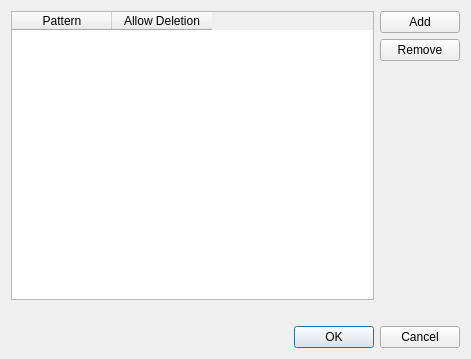
The window that src/gui/ignorelisteditor.ui (nextcloud/desktop) describes before a commit, drawn with Qt 5.
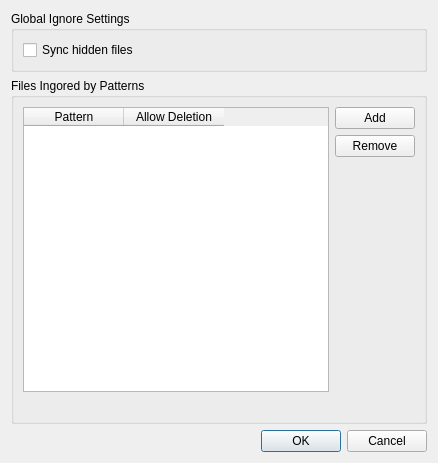
The same window after the commit.

Commit message:
IgnoreListEditor: handle the ignore hidden files checkbox.
Write the setting of the checkbox to all folder definitions.

What changed in the file:
```diff
--- a/src/gui/ignorelisteditor.ui
+++ b/src/gui/ignorelisteditor.ui
@@ -6,48 +6,37 @@
    <rect>
     <x>0</x>
     <y>0</y>
-    <width>471</width>
-    <height>359</height>
+    <width>438</width>
+    <height>463</height>
    </rect>
   </property>
   <property name="windowTitle">
    <string>Ignored Files Editor</string>
   </property>
+  <layout class="QGridLayout" name="gridLayout_3">
+   <item row="0" column="0">
+    <widget class="QGroupBox" name="groupBox">
+     <property name="title">
+      <string>Global Ignore Settings</string>
+     </property>
+     <layout class="QGridLayout" name="gridLayout_2">
+      <item row="0" column="0">
+       <widget class="QCheckBox" name="ignoreHiddenFilesCheckBox">
+        <property name="text">
+         <string>Sync hidden files</string>
+        </property>
+       </widget>
+      </item>
+     </layout>
+    </widget>
+   </item>
+   <item row="1" column="0">
+    <widget class="QGroupBox" name="groupBox_2">
+     <property name="title">
+      <string>Files Ingored by Patterns</string>
+     </property>
   <layout class="QGridLayout" name="gridLayout">
-   <item row="5" column="0" colspan="2">
-    <widget class="QDialogButtonBox" name="buttonBox">
-     <property name="standardButtons">
-      <set>QDialogButtonBox::Cancel|QDialogButtonBox::Ok</set>
-     </property>
-    </widget>
-   </item>
-   <item row="3" column="1">
-    <spacer name="verticalSpacer">
-     <property name="enabled">
-      <bool>true</bool>
-     </property>
-     <property name="orientation">
-      <enum>Qt::Vertical</enum>
-     </property>
-     <property name="sizeHint" stdset="0">
-      <size>
-       <width>20</width>
-       <height>213</height>
-      </size>
-     </property>
-    </spacer>
-   </item>
    <item row="1" column="1">
-    <widget class="QPushButton" name="addPushButton">
-     <property name="enabled">
-      <bool>true</bool>
-     </property>
-     <property name="text">
-      <string>Add</string>
-     </property>
-    </widget>
-   </item>
-   <item row="2" column="1">
     <widget class="QPushButton" name="removePushButton">
      <property name="enabled">
       <bool>true</bool>
@@ -57,20 +46,17 @@
      </property>
     </widget>
    </item>
-   <item row="4" column="0" colspan="2">
-    <widget class="QLabel" name="descriptionLabel">
+      <item row="0" column="1">
+       <widget class="QPushButton" name="addPushButton">
      <property name="enabled">
       <bool>true</bool>
      </property>
      <property name="text">
-      <string/>
-     </property>
-     <property name="wordWrap">
-      <bool>true</bool>
+         <string>Add</string>
      </property>
     </widget>
    </item>
-   <item row="1" column="0" rowspan="3">
+      <item row="0" column="0" rowspan="3">
     <widget class="QTableWidget" name="tableWidget">
      <property name="enabled">
       <bool>true</bool>
@@ -94,6 +80,45 @@
        <string>Allow Deletion</string>
       </property>
      </column>
+       </widget>
+      </item>
+      <item row="2" column="1">
+       <spacer name="verticalSpacer">
+        <property name="enabled">
+         <bool>true</bool>
+        </property>
+        <property name="orientation">
+         <enum>Qt::Vertical</enum>
+        </property>
+        <property name="sizeHint" stdset="0">
+         <size>
+          <width>20</width>
+          <height>213</height>
+         </size>
+        </property>
+       </spacer>
+      </item>
+      <item row="3" column="0" colspan="2">
+       <widget class="QLabel" name="descriptionLabel">
+        <property name="enabled">
+         <bool>true</bool>
+        </property>
+        <property name="text">
+         <string/>
+        </property>
+        <property name="wordWrap">
+         <bool>true</bool>
+        </property>
+       </widget>
+      </item>
+     </layout>
+    </widget>
+   </item>
+   <item row="4" column="0">
+    <widget class="QDialogButtonBox" name="buttonBox">
+     <property name="standardButtons">
+      <set>QDialogButtonBox::Cancel|QDialogButtonBox::Ok</set>
+     </property>
     </widget>
    </item>
   </layout>
```
Lines whose indentation alone changed are shown as unchanged. The commit also changes 2 other files.
